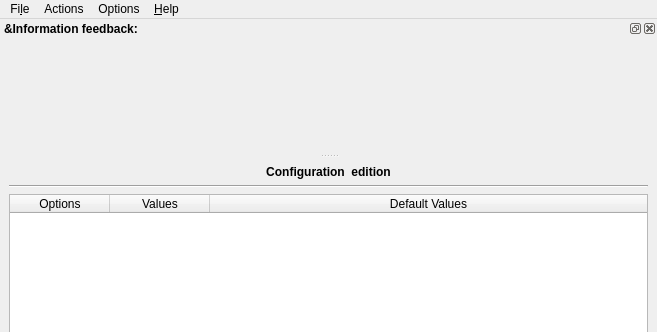
Old version of the form ui_MKVExtractorQt5.ui in the repository darealshinji/mkv-extractor-qt5; both pictures show x 0 to 657 and y 0 to 332 of the 657 by 571 pixel window.
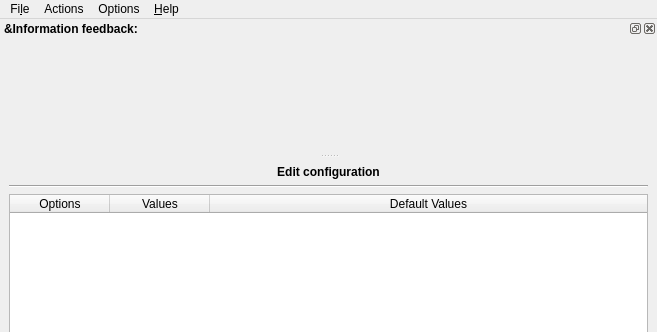
New version of the form. The open tabs and pages were chosen to show the change. Icons and pictures are not drawn.

Commit message: Fix typo: "Configuration  edition" -> "Edit configuration"

Diff of the .ui file:
```diff
--- a/ui_MKVExtractorQt5.ui
+++ b/ui_MKVExtractorQt5.ui
@@ -570,7 +570,7 @@
               </font>
              </property>
              <property name="text">
-              <string>Configuration  edition</string>
+              <string>Edit configuration</string>
              </property>
              <property name="alignment">
               <set>Qt::AlignCenter</set>
```
Left out of the diff: 2 changed lines with no effect on the pictures. The commit also changes 2 other files.
